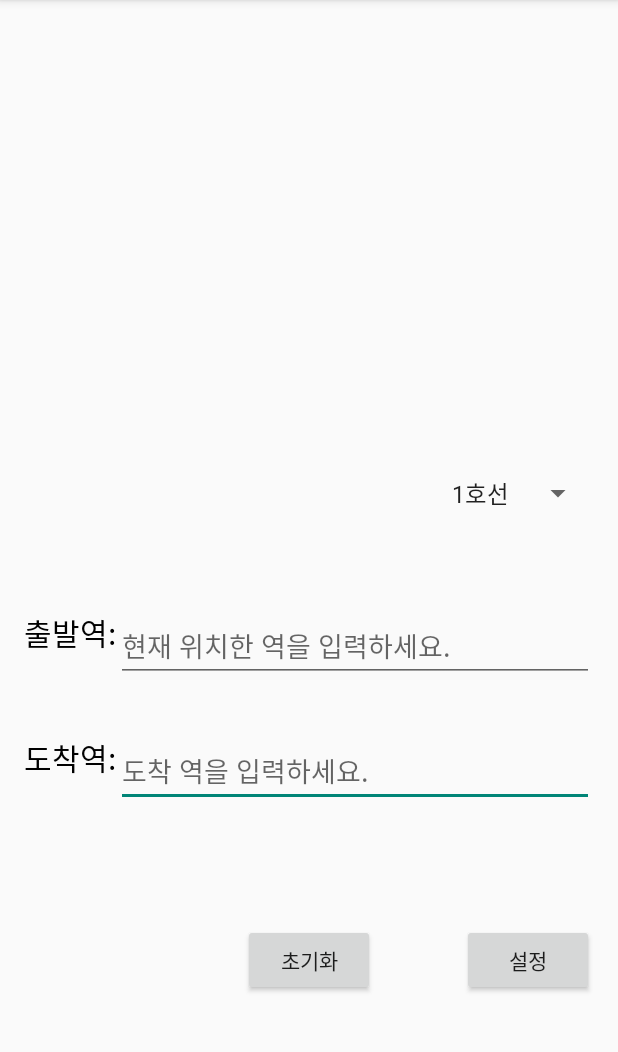
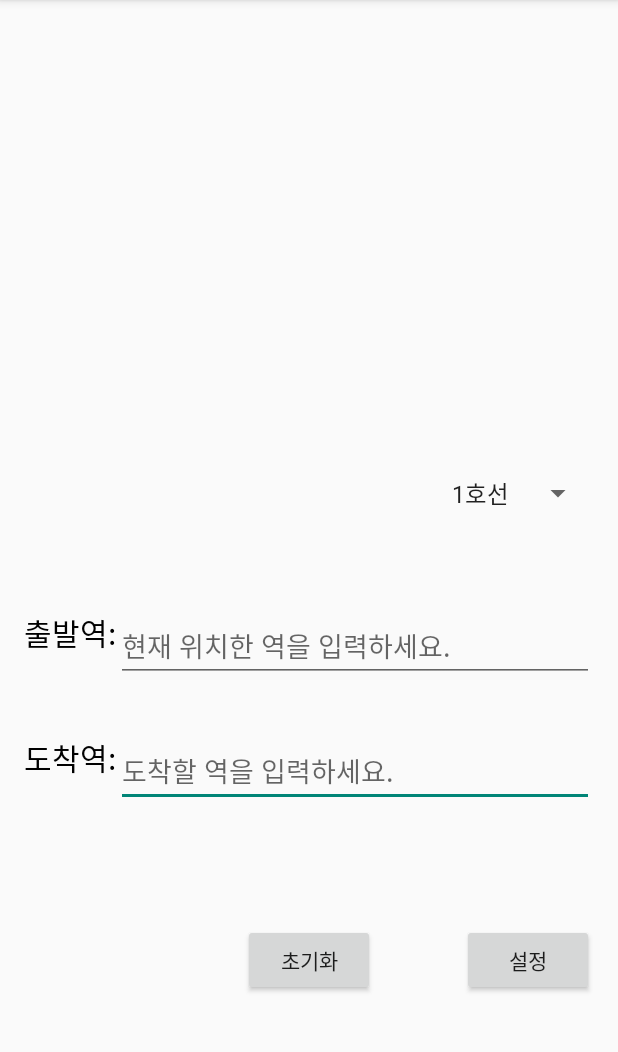
Before and after one commit to jaedoochoi/myapp, an Android app: the screen it shows after launch (MainActivity), on a phone screen of 412 x 824 dp, the part 84-1136 px from its top. Run offline under Robolectric (Android 15) with nearby library versions, the phone set to English and light mode, and no system bars.

Commit message:
지하철 알람을 위한 데이터 베이스 추가

```diff
--- a/app/build.gradle
+++ b/app/build.gradle
@@ -17,6 +17,7 @@ android {
             proguardFiles getDefaultProguardFile('proguard-android.txt'), 'proguard-rules.pro'
         }
     }
+    sourceSets { main { assets.srcDirs = ['src/main/assets', 'src/main/assets/'] } }
 }
 
 dependencies {
--- a/app/src/main/res/layout/activity_main.xml
+++ b/app/src/main/res/layout/activity_main.xml
@@ -48,7 +48,7 @@
         android:layout_marginBottom="78dp"
         android:layout_toRightOf="@+id/textView2"
         android:layout_toEndOf="@+id/textView2"
-        android:hint="도착 역을 입력하세요." />
+        android:hint="@string/to_hint" />
 
     <EditText
         android:layout_width="wrap_content"
@@ -59,7 +59,7 @@
         android:layout_marginBottom="35dp"
         android:layout_alignRight="@+id/edit_to"
         android:layout_alignEnd="@+id/edit_to"
-        android:hint="현재 위치한 역을 입력하세요." />
+        android:hint="@string/from_hint" />
 
     <Button
         android:layout_width="wrap_content"
--- a/app/src/main/res/values/strings.xml
+++ b/app/src/main/res/values/strings.xml
@@ -1,8 +1,8 @@
 <resources>
     <string name="app_name">RailAlarm</string>
 
-    <string name="hello_world">Hello world!</string>
-    <string name="action_settings">Settings</string>
+    <string name="from_hint">현재 위치한 역을 입력하세요.</string>
+    <string name="to_hint">도착할 역을 입력하세요.</string>
 
 
     <string-array name="line_arrays">
```
Also changed, not shown: 1 other file.
